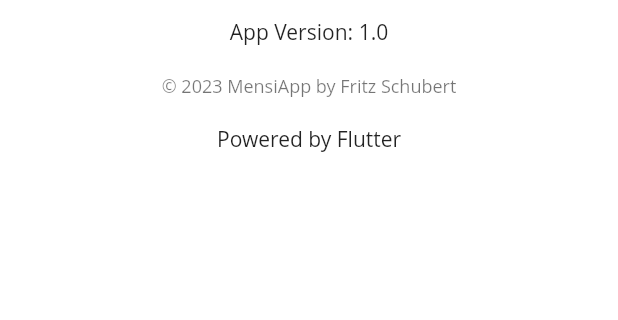
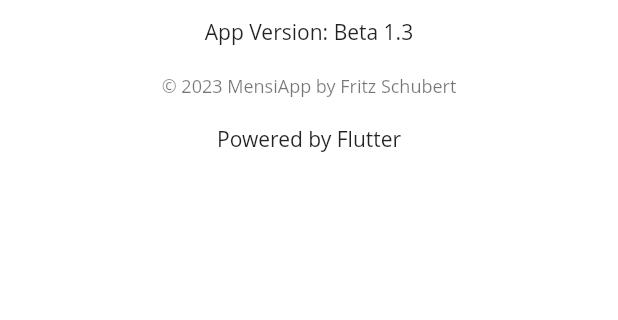
Before and after one commit to whosFritz/MensiMates, a Flutter app: the AboutPage screen opened by its route, after a tap on "Lizensen", on a phone screen of 412 x 824 dp, the part 260-580 px from its top. Run offline on Flutter 3.47's test engine with Material 2 defaults, Android fonts, the phone set to English and light mode, and no system bars; our stand-ins replace flutter_rating_bar, shared_preferences; accounts and stored records are empty; Roboto replaces fonts that are missing (Open Sans).

Commit message:
responsive issue

```diff
--- a/essensgetterapp/lib/aboutpage_widget.dart
+++ b/essensgetterapp/lib/aboutpage_widget.dart
@@ -132,7 +132,7 @@ class _AboutPageState extends State<AboutPage> {
                                             context: context,
                                             applicationName: "MensiApp",
                                             applicationVersion:
-                                                "App Version: 1.0",
+                                                "App Version: Beta 1.3",
                                             applicationLegalese:
                                                 "\u00a9 2023 MensiApp by Fritz Schubert",
                                             applicationIcon: Padding(
--- a/essensgetterapp/lib/main.dart
+++ b/essensgetterapp/lib/main.dart
@@ -434,7 +434,7 @@ class _HomePageWidgetState extends State<HomePageWidget> {
                                     InkWell(
                                       child: Container(
                                         alignment: Alignment.center,
-                                        width: 150,
+                                        width: 120,
                                         child: Text(
                                             DateFormat("E. dd.MM.yyyy", "de_DE")
                                                 .format(_date)),
```
